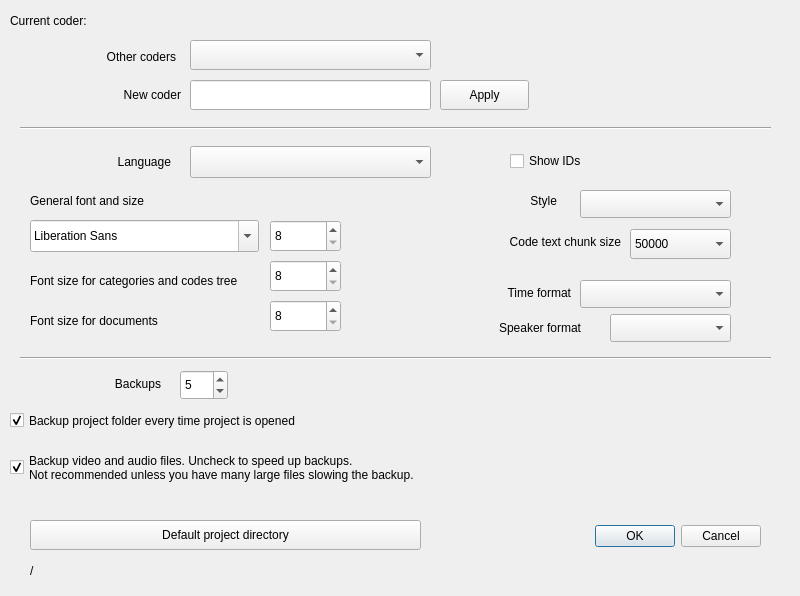
First picture: the form in GUI_UIs/ui_dialog_settings.ui, repository ccbogel/QualCoder, before the edit.
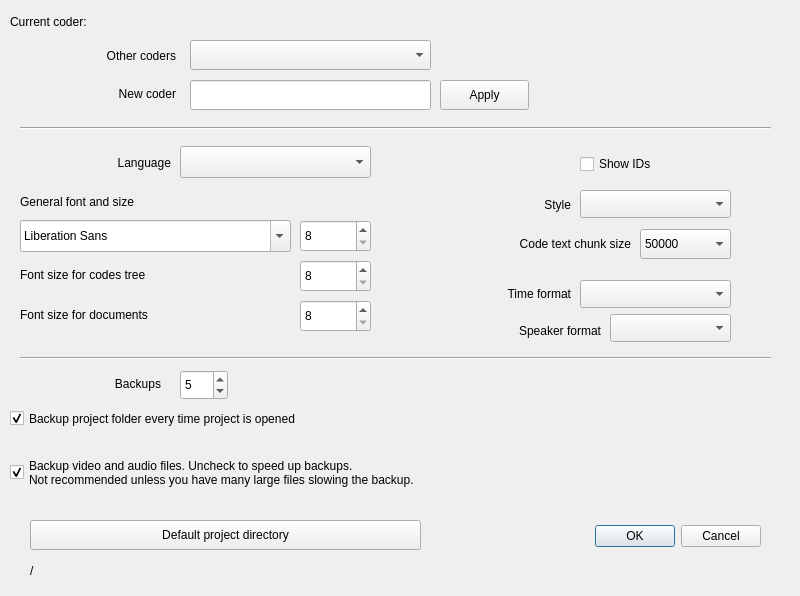
Second picture: the form after the edit.

Commit message: minor widget repositioning

Patch:
```diff
--- a/GUI_UIs/ui_dialog_settings.ui
+++ b/GUI_UIs/ui_dialog_settings.ui
@@ -48,10 +48,10 @@
   <widget class="QLabel" name="label_new_coder">
    <property name="geometry">
     <rect>
-     <x>10</x>
-     <y>84</y>
-     <width>171</width>
-     <height>21</height>
+     <x>15</x>
+     <y>82</y>
+     <width>161</width>
+     <height>24</height>
     </rect>
    </property>
    <property name="text">
@@ -64,9 +64,9 @@
   <widget class="QFontComboBox" name="fontComboBox">
    <property name="geometry">
     <rect>
-     <x>30</x>
+     <x>20</x>
      <y>220</y>
-     <width>229</width>
+     <width>271</width>
      <height>32</height>
     </rect>
    </property>
@@ -74,7 +74,7 @@
   <widget class="QSpinBox" name="spinBox">
    <property name="geometry">
     <rect>
-     <x>270</x>
+     <x>300</x>
      <y>220</y>
      <width>71</width>
      <height>32</height>
@@ -93,10 +93,10 @@
   <widget class="QLabel" name="label">
    <property name="geometry">
     <rect>
-     <x>30</x>
+     <x>20</x>
      <y>190</y>
-     <width>211</width>
-     <height>21</height>
+     <width>351</width>
+     <height>24</height>
     </rect>
    </property>
    <property name="text">
@@ -106,10 +106,10 @@
   <widget class="QCheckBox" name="checkBox">
    <property name="geometry">
     <rect>
-     <x>510</x>
+     <x>580</x>
      <y>150</y>
      <width>151</width>
-     <height>22</height>
+     <height>28</height>
     </rect>
    </property>
    <property name="toolTip">
@@ -124,7 +124,7 @@
     <rect>
      <x>30</x>
      <y>560</y>
-     <width>691</width>
+     <width>731</width>
      <height>21</height>
     </rect>
    </property>
@@ -149,9 +149,9 @@
    <property name="geometry">
     <rect>
      <x>15</x>
-     <y>47</y>
+     <y>44</y>
      <width>161</width>
-     <height>20</height>
+     <height>24</height>
     </rect>
    </property>
    <property name="toolTip">
@@ -177,14 +177,14 @@
   <widget class="QLabel" name="label_3">
    <property name="geometry">
     <rect>
-     <x>30</x>
+     <x>20</x>
      <y>260</y>
-     <width>241</width>
-     <height>41</height>
+     <width>271</width>
+     <height>30</height>
     </rect>
    </property>
    <property name="text">
-    <string>Font size for categories and codes tree</string>
+    <string>Font size for codes tree</string>
    </property>
    <property name="wordWrap">
     <bool>true</bool>
@@ -193,7 +193,7 @@
   <widget class="QSpinBox" name="spinBox_treefontsize">
    <property name="geometry">
     <rect>
-     <x>270</x>
+     <x>300</x>
      <y>260</y>
      <width>71</width>
      <height>32</height>
@@ -213,9 +213,9 @@
    <property name="geometry">
     <rect>
      <x>20</x>
-     <y>152</y>
+     <y>151</y>
      <width>151</width>
-     <height>20</height>
+     <height>24</height>
     </rect>
    </property>
    <property name="text">
@@ -228,9 +228,9 @@
   <widget class="QComboBox" name="comboBox_language">
    <property name="geometry">
     <rect>
-     <x>190</x>
+     <x>180</x>
      <y>146</y>
-     <width>241</width>
+     <width>191</width>
      <height>32</height>
     </rect>
    </property>
@@ -242,8 +242,8 @@
    <property name="geometry">
     <rect>
      <x>10</x>
-     <y>410</y>
-     <width>781</width>
+     <y>408</y>
+     <width>761</width>
      <height>21</height>
     </rect>
    </property>
@@ -258,7 +258,7 @@
    <property name="geometry">
     <rect>
      <x>10</x>
-     <y>432</y>
+     <y>437</y>
      <width>761</width>
      <height>71</height>
     </rect>
@@ -274,10 +274,10 @@
   <widget class="QLabel" name="label_5">
    <property name="geometry">
     <rect>
-     <x>410</x>
-     <y>282</y>
-     <width>161</width>
-     <height>21</height>
+     <x>430</x>
+     <y>280</y>
+     <width>141</width>
+     <height>28</height>
     </rect>
    </property>
    <property name="toolTip">
@@ -303,10 +303,10 @@
   <widget class="QLabel" name="label_6">
    <property name="geometry">
     <rect>
-     <x>400</x>
+     <x>430</x>
      <y>317</y>
-     <width>181</width>
-     <height>21</height>
+     <width>171</width>
+     <height>28</height>
     </rect>
    </property>
    <property name="toolTip">
@@ -332,10 +332,10 @@
   <widget class="QLabel" name="label_7">
    <property name="geometry">
     <rect>
-     <x>30</x>
+     <x>20</x>
      <y>300</y>
-     <width>241</width>
-     <height>41</height>
+     <width>271</width>
+     <height>30</height>
     </rect>
    </property>
    <property name="text">
@@ -348,7 +348,7 @@
   <widget class="QSpinBox" name="spinBox_docfontsize">
    <property name="geometry">
     <rect>
-     <x>270</x>
+     <x>300</x>
      <y>300</y>
      <width>71</width>
      <height>32</height>
@@ -369,8 +369,8 @@
     <rect>
      <x>10</x>
      <y>10</y>
-     <width>651</width>
-     <height>21</height>
+     <width>521</width>
+     <height>24</height>
     </rect>
    </property>
    <property name="text">
@@ -386,14 +386,14 @@
      <x>20</x>
      <y>370</y>
      <width>141</width>
-     <height>21</height>
+     <height>28</height>
     </rect>
    </property>
    <property name="text">
     <string>Backups</string>
    </property>
    <property name="alignment">
-    <set>Qt::AlignBottom|Qt::AlignRight|Qt::AlignTrailing</set>
+    <set>Qt::AlignRight|Qt::AlignTrailing|Qt::AlignVCenter</set>
    </property>
    <property name="wordWrap">
     <bool>true</bool>
@@ -464,10 +464,10 @@
   <widget class="QLabel" name="label_8">
    <property name="geometry">
     <rect>
-     <x>410</x>
+     <x>430</x>
      <y>230</y>
-     <width>211</width>
-     <height>24</height>
+     <width>201</width>
+     <height>28</height>
     </rect>
    </property>
    <property name="toolTip">
@@ -483,9 +483,9 @@
   <widget class="QComboBox" name="comboBox_text_chunk_size">
    <property name="geometry">
     <rect>
-     <x>630</x>
+     <x>640</x>
      <y>229</y>
-     <width>101</width>
+     <width>91</width>
      <height>30</height>
     </rect>
    </property>
@@ -523,10 +523,10 @@
   <widget class="QLabel" name="label_style">
    <property name="geometry">
     <rect>
-     <x>436</x>
-     <y>190</y>
-     <width>121</width>
-     <height>21</height>
+     <x>430</x>
+     <y>191</y>
+     <width>141</width>
+     <height>28</height>
     </rect>
    </property>
    <property name="text">
```
The commit also changes 1 other file.
